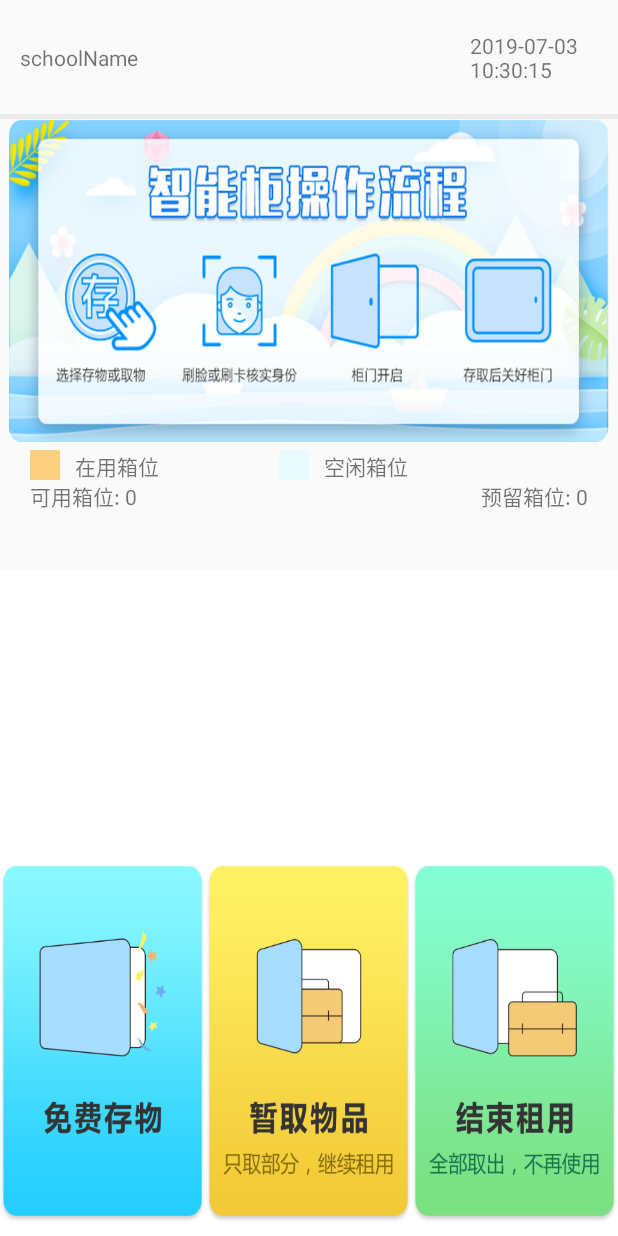
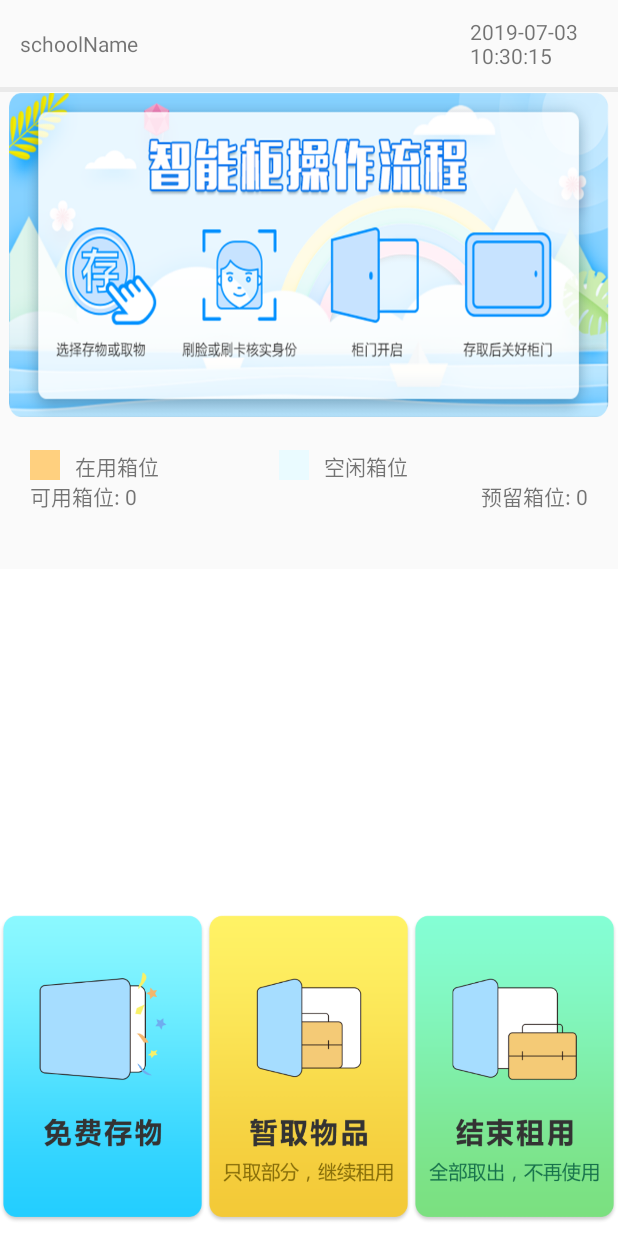
Before and after one commit to dengdun/Uface, an Android app: the layout activity_recognition.xml on its own in the app's theme, with its tools: preview values and no code run, on a phone screen of 412 x 824 dp. Run offline under Robolectric (Android 15) with nearby library versions, the phone set to English and light mode, and no system bars; plain views replace GifTextView; network calls fail.

Commit message:
1.调整中间广告屏的高度

```diff
--- a/app/src/main/res/layout/activity_recognition.xml
+++ b/app/src/main/res/layout/activity_recognition.xml
@@ -10,7 +10,7 @@
         android:layout_width="0dp"
         android:layout_height="1dp"
         android:orientation="horizontal"
-        app:layout_constraintGuide_begin="76dp" />
+        app:layout_constraintGuide_percent="0.07" />
 
     <View
         android:id="@+id/line"
@@ -24,14 +24,14 @@
         android:layout_width="0dp"
         android:layout_height="1dp"
         android:orientation="horizontal"
-        app:layout_constraintGuide_percent="0.36" />
+        app:layout_constraintGuide_percent="0.34" />
 
     <android.support.constraint.Guideline
         android:id="@+id/first_line_three"
         android:layout_width="0dp"
         android:layout_height="1dp"
         android:orientation="horizontal"
-        app:layout_constraintGuide_percent="0.7" />
+        app:layout_constraintGuide_percent="0.74" />
 
     <android.support.constraint.Guideline
         android:id="@+id/first_line_four"
```
